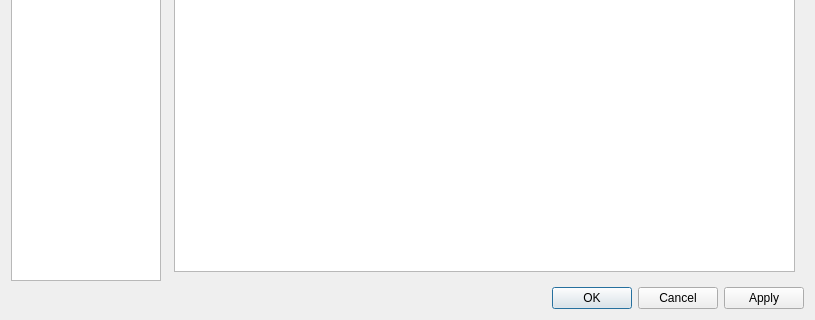
First picture: the form in src/ui/mesh/qgsmeshlayerpropertiesbase.ui, repository carsmie/QGIS, before the edit; both pictures show x 0 to 815 and y 457 to 777 of the 815 by 777 pixel window.
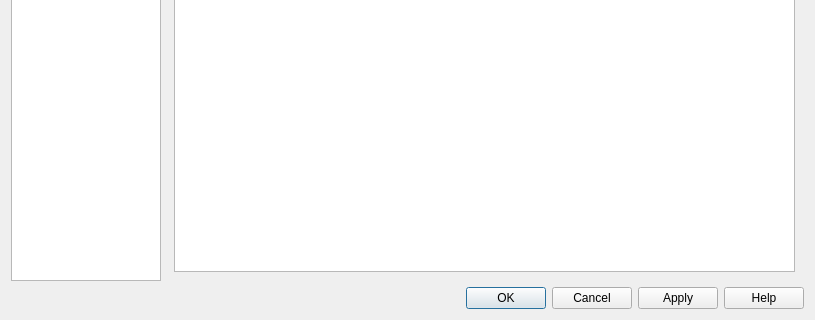
Second picture: the form after the edit. Icons and pictures are not drawn. Custom widgets are drawn as their Qt base class.

Commit message:
Add help button to mesh layer properties dialog
and open dedicated section

What changed in the file:
```diff
--- a/src/ui/mesh/qgsmeshlayerpropertiesbase.ui
+++ b/src/ui/mesh/qgsmeshlayerpropertiesbase.ui
@@ -474,7 +474,7 @@
          <enum>Qt::Horizontal</enum>
         </property>
         <property name="standardButtons">
-         <set>QDialogButtonBox::Apply|QDialogButtonBox::Cancel|QDialogButtonBox::Ok</set>
+         <set>QDialogButtonBox::Apply|QDialogButtonBox::Cancel|QDialogButtonBox::Help|QDialogButtonBox::Ok</set>
         </property>
        </widget>
       </item>
```
Left out of the diff: 2 changed lines with no effect on the pictures. The commit also changes 2 other files.
